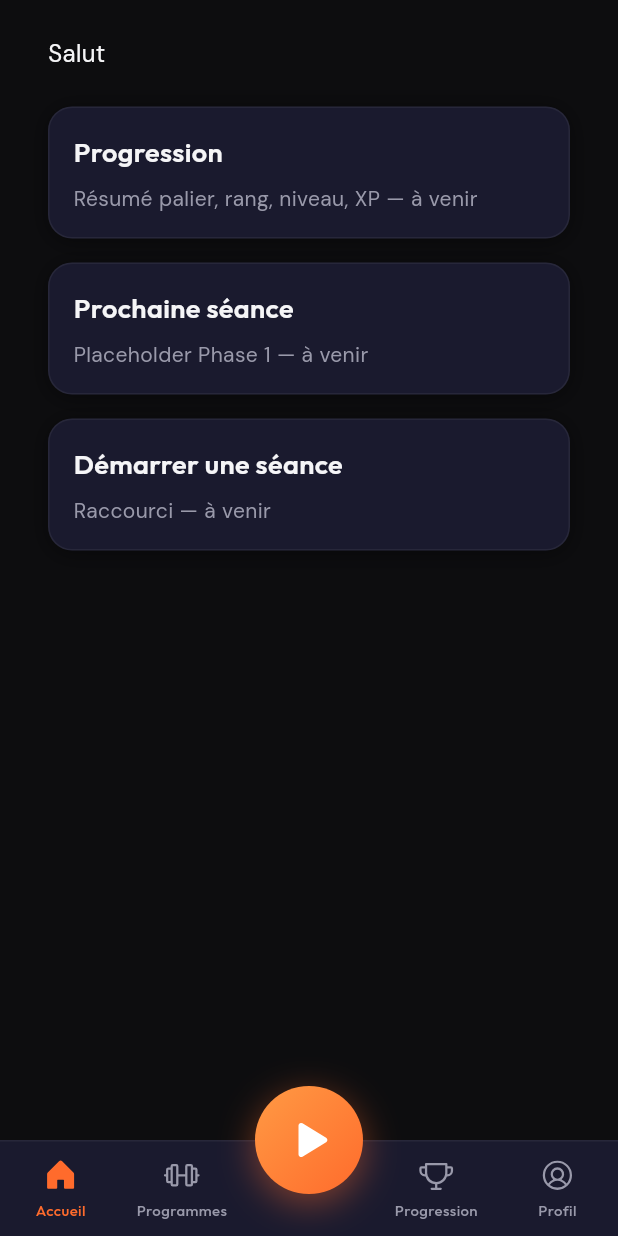
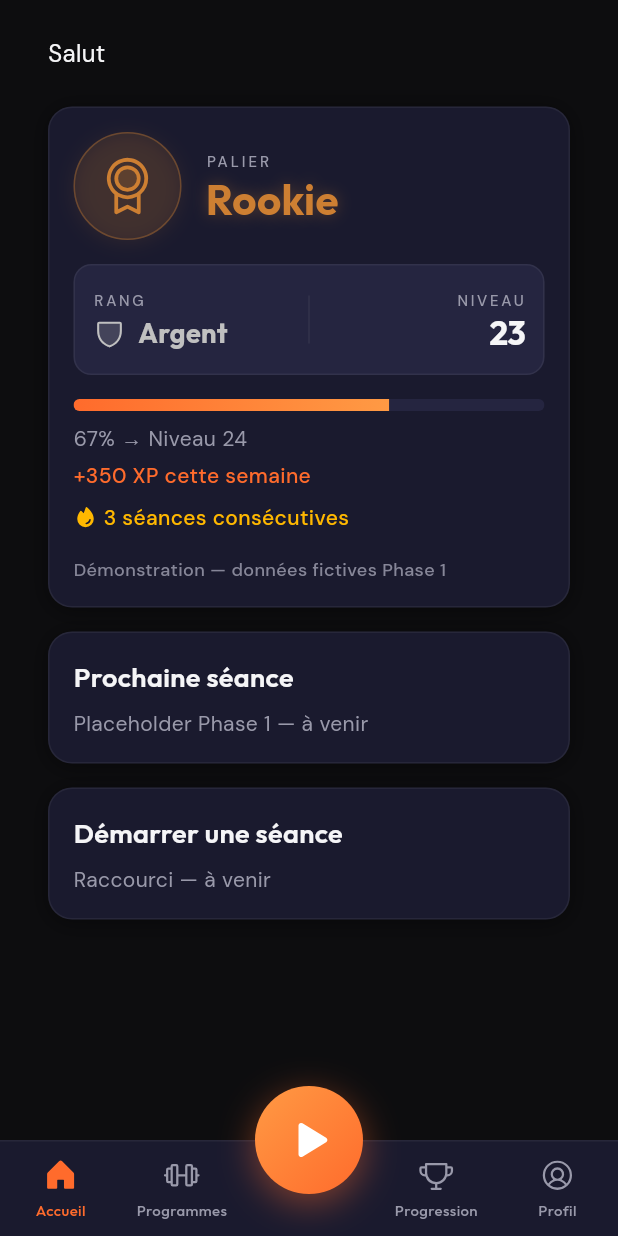
Before and after one commit to Chezard-s-experiments/PushUp, a Flutter app: the DashboardPage screen opened by its route, on a phone screen of 412 x 824 dp. Run offline on Flutter 3.47's test engine with Material 3 defaults, Android fonts, the phone set to English and light mode, and no system bars; our stand-ins replace connectivity_plus, dio, flutter_riverpod, flutter_secure_storage, freezed_annotation, go_router and 4 more; missing offline and left inert: google_sign_in_web; accounts and stored records are empty; generated files the repository leaves out were written again.

Commit message:
💄 Redesign rank and level metrics strip on dashboard

```diff
--- a/lib/features/home/presentation/pages/dashboard_page.dart
+++ b/lib/features/home/presentation/pages/dashboard_page.dart
@@ -6,10 +6,11 @@ import 'package:pushup_hub/core/theme/app_typography.dart';
 import 'package:pushup_hub/features/auth/data/models/user_profile.dart';
 import 'package:pushup_hub/features/auth/presentation/providers/auth_notifier.dart';
 import 'package:pushup_hub/features/auth/presentation/providers/auth_state.dart';
+import 'package:pushup_hub/features/home/presentation/widgets/dashboard_progress_summary_card.dart';
 import 'package:pushup_hub/shared/widgets/app_card.dart';
 
-/// Page d'accueil — hub Phase 1 (structure + bienvenue).
-/// Blocs détaillés : commits suivants.
+/// Page d'accueil — hub Phase 1 (structure, bienvenue, résumé progression mock).
+/// Prochaine séance & CTA : commits suivants.
 class DashboardPage extends ConsumerWidget {
   const DashboardPage({super.key});
 
@@ -30,10 +31,7 @@ class DashboardPage extends ConsumerWidget {
             children: [
               _WelcomeHeader(authState: authState),
               const SizedBox(height: AppSpacing.lg),
-              _SectionPlaceholder(
-                title: 'Progression',
-                subtitle: 'Résumé palier, rang, niveau, XP — à venir',
-              ),
+              const DashboardProgressSummaryCard(),
               const SizedBox(height: AppSpacing.md),
               _SectionPlaceholder(
                 title: 'Prochaine séance',
--- /dev/null
+++ b/lib/features/home/presentation/widgets/dashboard_progress_summary_card.dart
@@ -0,0 +1,318 @@
+import 'package:flutter/material.dart';
+import 'package:phosphor_flutter/phosphor_flutter.dart';
+import 'package:pushup_hub/core/theme/app_colors.dart';
+import 'package:pushup_hub/core/theme/app_radius.dart';
+import 'package:pushup_hub/core/theme/app_spacing.dart';
+import 'package:pushup_hub/core/theme/app_typography.dart';
+import 'package:pushup_hub/shared/widgets/app_card.dart';
+
+/// Résumé progression sur l’accueil — **données fictives Phase 1** jusqu’à branchement API.
+/// Cf. design.md §8 « Bloc 1 — Progression rapide ».
+class DashboardProgressSummaryCard extends StatelessWidget {
+  const DashboardProgressSummaryCard({super.key});
+
+  static const _mockPalier = 'Rookie';
+  static const _mockRang = 'Argent';
+  static const _mockNiveau = 23;
+  static const _mockNextNiveau = 24;
+  static const _mockXpProgress = 0.67;
+  static const _mockXpSemaine = 350;
+  static const _mockStreak = 3;
+
+  @override
+  Widget build(BuildContext context) {
+    final palierColor = AppColors.tierBronze;
+    final rankAccent = _rankAccentForLabel(_mockRang);
+
+    return AppCard(
+      child: Column(
+        crossAxisAlignment: CrossAxisAlignment.start,
+        children: [
+          Row(
+            crossAxisAlignment: CrossAxisAlignment.center,
+            children: [
+              Container(
+                width: 72,
+                height: 72,
+                decoration: BoxDecoration(
+                  shape: BoxShape.circle,
+                  color: palierColor.withValues(alpha: 0.12),
+                  border: Border.all(
+                    color: palierColor.withValues(alpha: 0.35),
+                    width: 1,
+                  ),
+                  boxShadow: [
+                    BoxShadow(
+                      color: palierColor.withValues(alpha: 0.11),
+                      blurRadius: 10,
+                      offset: const Offset(0, 2),
+                    ),
+                  ],
+                ),
+                alignment: Alignment.center,
+                child: Icon(
+                  PhosphorIcons.medal(PhosphorIconsStyle.duotone),
+                  size: 40,
+                  color: palierColor,
+                ),
+              ),
+              const SizedBox(width: AppSpacing.md),
+              Expanded(
+                child: Column(
+                  crossAxisAlignment: CrossAxisAlignment.start,
+                  children: [
+                    Text(
+                      'PALIER',
+                      style: AppTypography.overline.copyWith(
+                        color: AppColors.textSecondary,
+                        letterSpacing: 2,
+                      ),
+                    ),
+                    const SizedBox(height: AppSpacing.xs),
+                    Text(
+                      _mockPalier,
+                      style: AppTypography.h1.copyWith(
+                        color: palierColor,
+                        height: 1.05,
+                        shadows: [
+                          Shadow(
+                            color: palierColor.withValues(alpha: 0.35),
+                            blurRadius: 12,
+                          ),
+                        ],
+                      ),
+                    ),
+                  ],
+                ),
+              ),
+            ],
+          ),
+          const SizedBox(height: AppSpacing.md),
+          _RankLevelMetricsStrip(
+            rankLabel: _mockRang,
+            level: _mockNiveau,
+            rankAccentColor: rankAccent,
+          ),
+          const SizedBox(height: AppSpacing.md),
+          _XpProgressBar(progress: _mockXpProgress),
+          const SizedBox(height: AppSpacing.sm),
+          Text(
+            '${(_mockXpProgress * 100).round()}% → Niveau $_mockNextNiveau',
+            style: AppTypography.body2.copyWith(color: AppColors.textSecondary),
+          ),
+          const SizedBox(height: AppSpacing.xs),
+          Text(
+            '+$_mockXpSemaine XP cette semaine',
+            style: AppTypography.body2.copyWith(
+              color: AppColors.primary,
+              fontWeight: FontWeight.w500,
+            ),
+          ),
+          const SizedBox(height: AppSpacing.sm),
+          Row(
+            children: [
+              Icon(
+                PhosphorIcons.fire(PhosphorIconsStyle.fill),
+                size: 16,
+                color: AppColors.warning,
+              ),
+              const SizedBox(width: AppSpacing.xs),
+              Expanded(
+                child: Text(
+                  '$_mockStreak séances consécutives',
+                  style: AppTypography.body2.copyWith(
+                    color: AppColors.warning,
+                    fontWeight: FontWeight.w500,
+                  ),
+                ),
+              ),
+            ],
+          ),
+          const SizedBox(height: AppSpacing.md),
+          Text(
+            'Démonstration — données fictives Phase 1',
+            style: AppTypography.caption.copyWith(
+              color: AppColors.textSecondary.withValues(alpha: 0.85),
+            ),
+          ),
+        ],
+      ),
+    );
+  }
+}
+
+/// Couleur d’accent pour le **rang** (métal) — aligné design.md §2 « Rangs ».
+Color _rankAccentForLabel(String rank) {
+  return switch (rank.toLowerCase()) {
+    'bois' => const Color(0xFF8B6914),
+    'bronze' => AppColors.tierBronze,
+    'argent' => AppColors.tierSilver,
+    'or' => AppColors.tierGold,
+    'platine' => AppColors.tierPlatinum,
+    'diamant' => AppColors.tierDiamond,
+    _ => AppColors.tierSilver,
+  };
+}
+
+/// Deux métriques complémentaires au palier : rang (métal) + niveau (chiffre fort).
+class _RankLevelMetricsStrip extends StatelessWidget {
+  final String rankLabel;
+  final int level;
+  final Color rankAccentColor;
+
+  const _RankLevelMetricsStrip({
+    required this.rankLabel,
+    required this.level,
+    required this.rankAccentColor,
+  });
+
+  @override
+  Widget build(BuildContext context) {
+    return Container(
+      decoration: BoxDecoration(
+        color: AppColors.bgElevated,
+        borderRadius: BorderRadius.circular(AppRadius.button),
+        border: Border.all(color: AppColors.border),
+      ),
+      padding: const EdgeInsets.symmetric(
+        vertical: AppSpacing.md,
+        horizontal: AppSpacing.xs,
+      ),
+      child: IntrinsicHeight(
+        child: Row(
+          crossAxisAlignment: CrossAxisAlignment.stretch,
+          children: [
+            Expanded(
+              child: _MetricColumn(
+                overline: 'RANG',
+                child: Row(
+                  children: [
+                    Icon(
+                      PhosphorIcons.shield(PhosphorIconsStyle.duotone),
+                      size: 22,
+                      color: rankAccentColor,
+                    ),
+                    const SizedBox(width: AppSpacing.sm),
+                    Expanded(
+                      child: Text(
+                        rankLabel,
+                        style: AppTypography.h3.copyWith(
+                          color: rankAccentColor,
+                          fontWeight: FontWeight.w700,
+                          height: 1.15,
+                        ),
+                        maxLines: 1,
+                        overflow: TextOverflow.ellipsis,
+                      ),
+                    ),
+                  ],
+                ),
+              ),
+            ),
+            Center(
+              child: Padding(
+                padding: const EdgeInsets.symmetric(horizontal: AppSpacing.xs),
+                child: Container(
+                  width: 1,
+                  margin: const EdgeInsets.symmetric(vertical: AppSpacing.xs),
+                  color: AppColors.border,
+                ),
+              ),
+            ),
+            Expanded(
+              child: _MetricColumn(
+                overline: 'NIVEAU',
+                crossAxisContent: CrossAxisAlignment.end,
+                child: Text(
+                  '$level',
+                  style: AppTypography.h2.copyWith(
+                    fontWeight: FontWeight.w700,
+                    height: 1.0,
+                    letterSpacing: -0.5,
+                  ),
+                  textAlign: TextAlign.right,
+                ),
+              ),
+            ),
+          ],
+        ),
+      ),
+    );
+  }
+}
+
+class _MetricColumn extends StatelessWidget {
+  final String overline;
+  final Widget child;
+  final CrossAxisAlignment crossAxisContent;
+
+  const _MetricColumn({
+    required this.overline,
+    required this.child,
+    this.crossAxisContent = CrossAxisAlignment.start,
+  });
+
+  @override
+  Widget build(BuildContext context) {
+    return Padding(
+      padding: const EdgeInsets.symmetric(horizontal: AppSpacing.sm),
+      child: Column(
+        crossAxisAlignment: crossAxisContent,
+        mainAxisAlignment: MainAxisAlignment.center,
+        mainAxisSize: MainAxisSize.min,
+        children: [
+          Text(
+            overline,
+            style: AppTypography.overline.copyWith(
+              color: AppColors.textSecondary,
+              letterSpacing: 1.8,
+            ),
+          ),
+          const SizedBox(height: AppSpacing.xs),
+          child,
+        ],
+      ),
+    );
+  }
+}
+
+class _XpProgressBar extends StatelessWidget {
+  final double progress;
+
+  const _XpProgressBar({required this.progress});
+
+  @override
+  Widget build(BuildContext context) {
+    final clamped = progress.clamp(0.0, 1.0);
+    return ClipRRect(
+      borderRadius: BorderRadius.circular(8),
+      child: SizedBox(
+        height: 8,
+        width: double.infinity,
+        child: Stack(
+          fit: StackFit.expand,
+          children: [
+            const ColoredBox(color: AppColors.bgElevated),
+            Align(
+              alignment: Alignment.centerLeft,
+              child: FractionallySizedBox(
+                widthFactor: clamped,
+                heightFactor: 1,
+                child: const DecoratedBox(
+                  decoration: BoxDecoration(
+                    gradient: LinearGradient(
+                      colors: [
+                        AppColors.primary,
+                        Color(0xFFFF9A44),
+                      ],
+                    ),
+                  ),
+                ),
+              ),
+            ),
+          ],
+        ),
+      ),
+    );
+  }
+}
```
